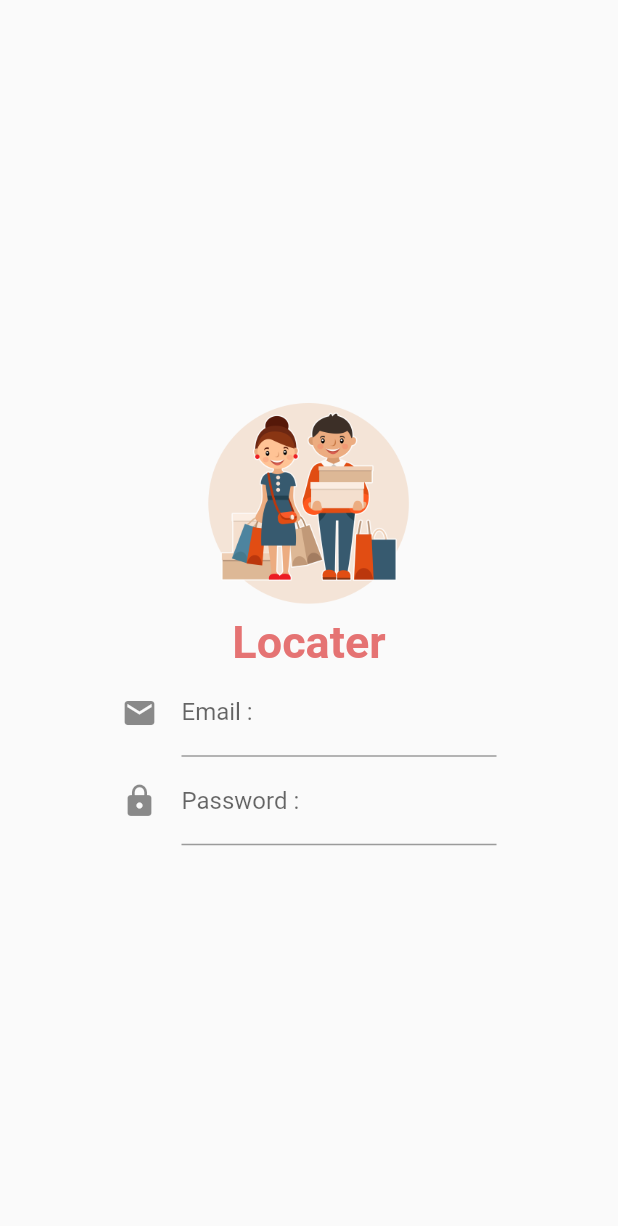
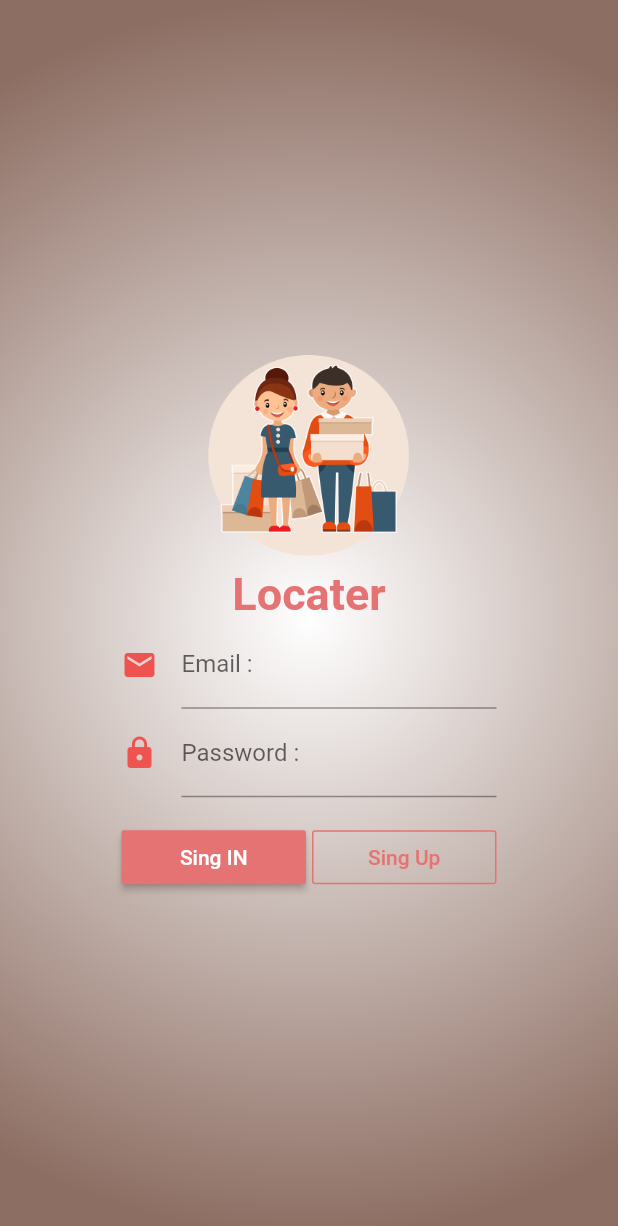
Before and after one commit to MAythinee/Locater, a Flutter app: the screen it shows after launch, on a phone screen of 412 x 824 dp. Shown: the top 1226 px of the screen. Run offline on Flutter 3.47's test engine with Material 2 defaults, Android fonts, the phone set to English and light mode, and no system bars.

Commit message:
Design UI Home Screen

```diff
--- a/lib/screens/home.dart
+++ b/lib/screens/home.dart
@@ -11,12 +11,55 @@ class _HomeState extends State<Home> {
 
 // Method
 
+  Widget singUpButton() {
+    return Expanded(
+      child: OutlineButton(
+        borderSide: BorderSide(color: Colors.red[300]),
+        child: Text(
+          'Sing Up',
+          style: TextStyle(color: Colors.red[300]),
+        ),
+        onPressed: () {},
+      ),
+    );
+  }
+
+  Widget singInButton() {
+    return Expanded(
+      child: RaisedButton(
+        color: Colors.red[300],
+        child: Text(
+          'Sing IN',
+          style: TextStyle(color: Colors.white),
+        ),
+        onPressed: () {},
+      ),
+    );
+  }
+
+  Widget showButton() {
+    return Container(
+      width: 250.0,
+      child: Row(
+        mainAxisSize: MainAxisSize.max,
+        children: <Widget>[
+          singInButton(),
+          SizedBox(
+            width: 4.0,
+          ),
+          singUpButton(),
+        ],
+      ),
+    );
+  }
+
   Widget emailText() {
     return Container(
       width: 250.0,
-      child: TextFormField(keyboardType: TextInputType.emailAddress,
+      child: TextFormField(
+        keyboardType: TextInputType.emailAddress,
         decoration: InputDecoration(
-          icon: Icon(Icons.email),
+          icon: Icon(Icons.email, color: Colors.red[400],),
           labelText: 'Email :',
         ),
       ),
@@ -26,9 +69,10 @@ class _HomeState extends State<Home> {
   Widget passwordText() {
     return Container(
       width: 250.0,
-      child: TextFormField(obscureText: true,
+      child: TextFormField(
+        obscureText: true,
         decoration: InputDecoration(
-          icon: Icon(Icons.lock),
+          icon: Icon(Icons.lock, color: Colors.red[400],),
           labelText: 'Password :',
         ),
       ),
@@ -58,6 +102,12 @@ class _HomeState extends State<Home> {
   Widget build(BuildContext context) {
     return Scaffold(
       body: SafeArea(
+        child: Container(
+          decoration: BoxDecoration(
+            gradient: RadialGradient(
+              colors: [Colors.white, Colors.brown[400]],radius: 1.0,
+            ),
+          ),
           child: Center(
             child: Column(
               mainAxisSize: MainAxisSize.min,
@@ -66,7 +116,12 @@ class _HomeState extends State<Home> {
                 showAppName(),
                 emailText(),
                 passwordText(),
+                SizedBox(
+                  height: 16.0,
+                ),
+                showButton(),
               ],
+            ),
           ),
         ),
       ),
```
Lines whose indentation alone changed are shown as unchanged.
